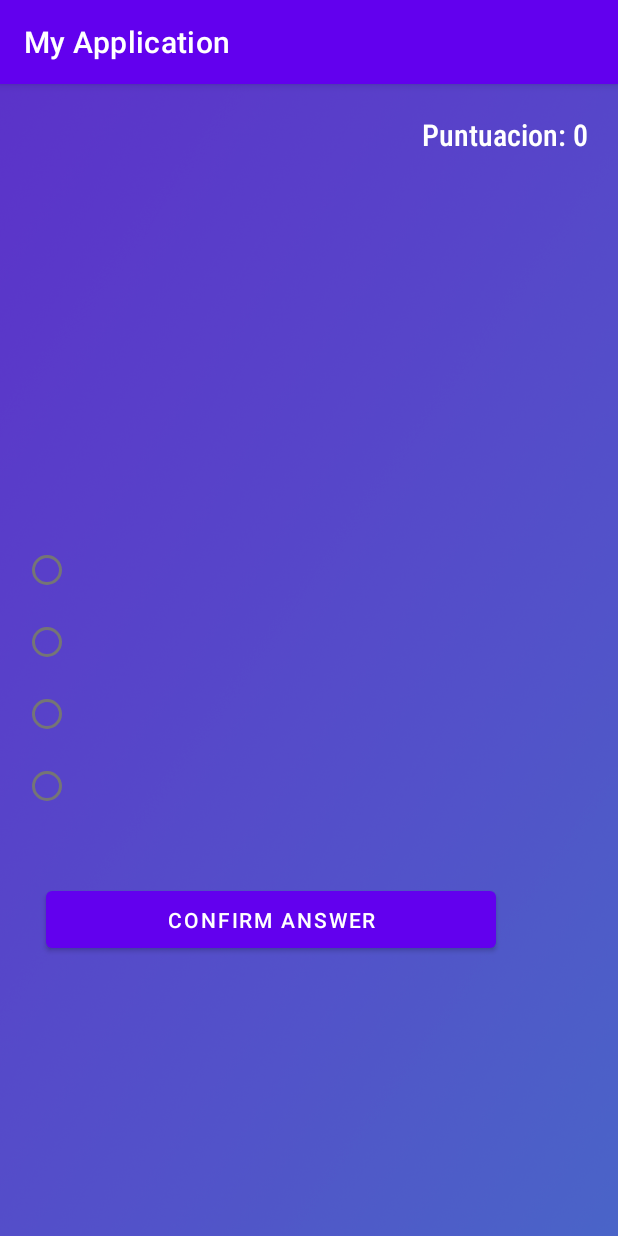
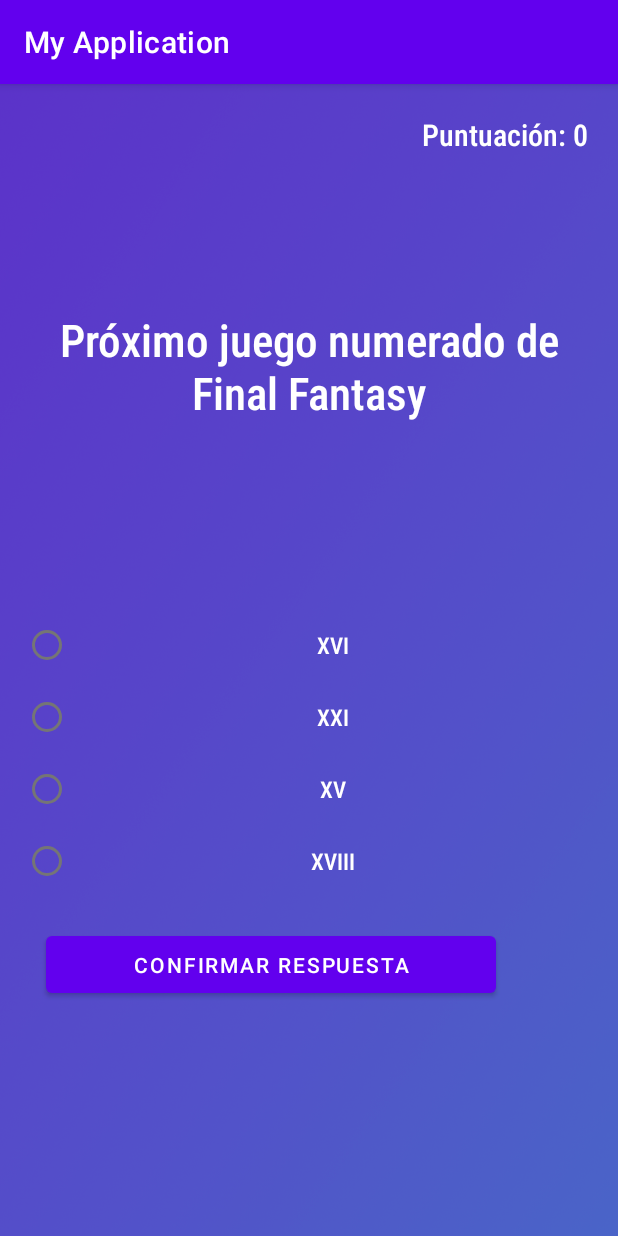
Before and after one commit to AlberVicky09/AplicacionesMoviles, an Android app: the MainActivity screen opened directly, with no data from a screen before it, on a phone screen of 412 x 824 dp. Run offline under Robolectric (Android 15) with nearby library versions, the phone set to English and light mode, and no system bars; 1 statement that could not run was skipped.

Commit message:
Practica 1: Version final
Preguntas añadidas y texto ordenado

```diff
--- a/app/src/main/java/com/example/myapplication/MainActivity.java
+++ b/app/src/main/java/com/example/myapplication/MainActivity.java
@@ -47,6 +47,7 @@ public class MainActivity extends AppCompatActivity {
     int num;
     int answered;
     int points;
+    final Handler handler = new Handler(Looper.getMainLooper());
 
     @Override
     protected void onCreate(Bundle savedInstanceState) {
@@ -58,21 +59,21 @@ public class MainActivity extends AppCompatActivity {
         name = bundle.getString("Nombre");
 
         //Fill questions
-        questAnsw[0][0] = "";        questAnsw[0][1] = "";        questAnsw[0][2] = "";        questAnsw[0][3] = "";        questAnsw[0][4] = "";
-        questAnsw[1][0] = "";        questAnsw[1][1] = "";        questAnsw[1][2] = "";        questAnsw[1][3] = "";        questAnsw[1][4] = "";
-        questAnsw[2][0] = "";        questAnsw[2][1] = "";        questAnsw[2][2] = "";        questAnsw[2][3] = "";        questAnsw[2][4] = "";
-        questAnsw[3][0] = "";        questAnsw[3][1] = "";        questAnsw[3][2] = "";        questAnsw[3][3] = "";        questAnsw[3][4] = "";
-        questAnsw[4][0] = "";        questAnsw[4][1] = "";        questAnsw[4][2] = "";        questAnsw[4][3] = "";        questAnsw[4][4] = "";
-        questAnsw[5][0] = "";        questAnsw[5][1] = "";        questAnsw[5][2] = "";        questAnsw[5][3] = "";        questAnsw[5][4] = "";
-        questAnsw[6][0] = "";        questAnsw[6][1] = "";        questAnsw[6][2] = "";        questAnsw[6][3] = "";        questAnsw[6][4] = "";
-        questAnsw[7][0] = "";        questAnsw[7][1] = "";        questAnsw[7][2] = "";        questAnsw[7][3] = "";        questAnsw[7][4] = "";
-        questAnsw[8][0] = "";        questAnsw[8][1] = "";        questAnsw[8][2] = "";        questAnsw[8][3] = "";        questAnsw[8][4] = "";
-        questAnsw[9][0] = "";        questAnsw[9][1] = "";        questAnsw[9][2] = "";        questAnsw[9][3] = "";        questAnsw[9][4] = "";
+        questAnsw[0][0] = "Próximo juego numerado de Final Fantasy";            questAnsw[0][1] = "XVI";                            questAnsw[0][2] = "XXI";                    questAnsw[0][3] = "XV";                         questAnsw[0][4] = "XVIII";
+        questAnsw[1][0] = "Franquicias unidas para crear Kingdom Hearts";       questAnsw[1][1] = "Final Fantasy y Dragon Quest";   questAnsw[1][2] = "Final Fantasy y Disney"; questAnsw[1][3] = "Final Fantasy y Dreamworks"; questAnsw[1][4] = "Final Fantasy y Children of Mana";
+        questAnsw[2][0] = "Origen de la infección en The Last Of Us";           questAnsw[2][1] = "Virus de la rabia";              questAnsw[2][2] = "Virus de laboratorio";   questAnsw[2][3] = "Hongo Cordyceps";            questAnsw[2][4] = "Brebaje Voodoo";
+        questAnsw[3][0] = "Dinosaurio más grande en Jurassic World Evolution";  questAnsw[3][1] = "Brachiosaurus";                  questAnsw[3][2] = "Mosasaurus";             questAnsw[3][3] = "Indominus Rex";              questAnsw[3][4] = "Dreadnoughtus";
+        questAnsw[4][0] = "Quién NO es una princesa";                           questAnsw[4][1] = "Pauline";                        questAnsw[4][2] = "Zelda";                  questAnsw[4][3] = "Daisy";                      questAnsw[4][4] = "Estela";
+        questAnsw[5][0] = "Cuál no ha sido desarrollado por Rocksteady";        questAnsw[5][1] = "Batman Arkham Knight";           questAnsw[5][2] = "Batman Arkham Origin";   questAnsw[5][3] = "Batman Arkham City";         questAnsw[5][4] = "Suicide Squad: Kill the Justice League";
+        questAnsw[6][0] = "Cuántos juegos componen la saga Infamous";           questAnsw[6][1] = "2";                              questAnsw[6][2] = "3";                      questAnsw[6][3] = "4";                          questAnsw[6][4] = "5";
+        questAnsw[7][0] = "Donde aparece esta bandera";                         questAnsw[7][1] = "Super Mario Bros";               questAnsw[7][2] = "Mario y Luigi";          questAnsw[7][3] = "Animal Crossing";            questAnsw[7][4] = "The Legend Of Zelda";
+        questAnsw[8][0] = "Juego al que pertenece este objeto";                 questAnsw[8][1] = "Jak & Daxter";                   questAnsw[8][2] = "Ratchet & Clank";        questAnsw[8][3] = "Crash Bandicoot";            questAnsw[8][4] = "Spyro";
+        questAnsw[9][0] = "Nombre del siguiente personaje";                     questAnsw[9][1] = "Estrellita";                     questAnsw[9][2] = "Destello";               questAnsw[9][3] = "Lucecita";                   questAnsw[9][4] = "Brillante";
 
 
         //Fill image questions
         questImgArray[0] = R.drawable.wind_waker_flag;
-        questImgArray[1] = R.drawable.mario_bros;
+        questImgArray[1] = R.drawable.precursor;
         questImgArray[2] = R.drawable.destello;
 
         //Fill correct questions
@@ -121,13 +122,14 @@ public class MainActivity extends AppCompatActivity {
                 num++;
                 //If not all questions are answered, update them
                 if(num < 10){
-                    UpdateQuestions(num);
+                    handler.postDelayed(() -> UpdateQuestions(num), 500);
+
                 }else {
                     //If all questions are answered, go to score
                     Intent punt = new Intent(MainActivity.this, Results.class);
                     punt.putExtra("Nombre", name);
                     punt.putExtra("Puntuacion", points);
-                    startActivity(punt);
+                    handler.postDelayed(() -> startActivity(punt), 500);
                 }
             }
         });
@@ -162,9 +164,6 @@ public class MainActivity extends AppCompatActivity {
 
     public void CheckAnswer(int num, int answered){
 
-        final Handler handler = new Handler(Looper.getMainLooper());
-        //corrTxt.setVisibility(View.VISIBLE);
-
         //Answered correctly
         if(answered == correctAns[num]){
 
@@ -183,22 +182,22 @@ public class MainActivity extends AppCompatActivity {
             switch(answered){
                 case 0:
                     ansBut1.setBackgroundColor(getResources().getColor(R.color.red));
-                    handler.postDelayed(() -> ansBut1.setBackgroundColor(getResources().getColor(R.color.white)), 1000);
+                    handler.postDelayed(() -> ansBut1.setBackgroundColor(getResources().getColor(R.color.transparent)), 500);
                 break;
 
                 case 1:
                     ansBut2.setBackgroundColor(getResources().getColor(R.color.red));
-                    handler.postDelayed(() -> ansBut2.setBackgroundColor(getResources().getColor(R.color.white)), 1000);
+                    handler.postDelayed(() -> ansBut2.setBackgroundColor(getResources().getColor(R.color.transparent)), 500);
                 break;
 
                 case 2:
                     ansBut3.setBackgroundColor(getResources().getColor(R.color.red));
-                    handler.postDelayed(() -> ansBut3.setBackgroundColor(getResources().getColor(R.color.white)), 1000);
+                    handler.postDelayed(() -> ansBut3.setBackgroundColor(getResources().getColor(R.color.transparent)), 500);
                 break;
 
                 case 3:
                     ansBut4.setBackgroundColor(getResources().getColor(R.color.red));
-                    handler.postDelayed(() -> ansBut4.setBackgroundColor(getResources().getColor(R.color.white)), 1000);
+                    handler.postDelayed(() -> ansBut4.setBackgroundColor(getResources().getColor(R.color.transparent)), 500);
                 break;
             }
         }
@@ -208,41 +207,41 @@ public class MainActivity extends AppCompatActivity {
             case 0:
                 ansBut1.setBackgroundColor(getResources().getColor(R.color.green));
                 handler.postDelayed(() -> {
-                    ansBut1.setBackgroundColor(getResources().getColor(R.color.white));
+                    ansBut1.setBackgroundColor(getResources().getColor(R.color.transparent));
                     //Hide texts
                     corrTxt.setVisibility(View.INVISIBLE);
                     wrngTxt.setVisibility(View.INVISIBLE);
-                }, 1000);
+                }, 500);
             break;
 
             case 1:
                 ansBut2.setBackgroundColor(getResources().getColor(R.color.green));
                 handler.postDelayed(() -> {
-                    ansBut2.setBackgroundColor(getResources().getColor(R.color.white));
+                    ansBut2.setBackgroundColor(getResources().getColor(R.color.transparent));
                     //Hide texts
                     corrTxt.setVisibility(View.INVISIBLE);
                     wrngTxt.setVisibility(View.INVISIBLE);
-                }, 1000);
+                }, 500);
             break;
 
             case 2:
                 ansBut3.setBackgroundColor(getResources().getColor(R.color.green));
                 handler.postDelayed(() -> {
-                    ansBut3.setBackgroundColor(getResources().getColor(R.color.white));
+                    ansBut3.setBackgroundColor(getResources().getColor(R.color.transparent));
                     //Hide texts
                     corrTxt.setVisibility(View.INVISIBLE);
                     wrngTxt.setVisibility(View.INVISIBLE);
-                }, 1000);
+                }, 500);
             break;
 
             case 3:
                 ansBut4.setBackgroundColor(getResources().getColor(R.color.green));
                 handler.postDelayed(() -> {
-                    ansBut4.setBackgroundColor(getResources().getColor(R.color.white));
+                    ansBut4.setBackgroundColor(getResources().getColor(R.color.transparent));
                     //Hide texts
                     corrTxt.setVisibility(View.INVISIBLE);
                     wrngTxt.setVisibility(View.INVISIBLE);
-                }, 1000);
+                }, 500);
             break;
         }
 
--- a/app/src/main/res/layout/activity_main.xml
+++ b/app/src/main/res/layout/activity_main.xml
@@ -18,7 +18,7 @@
         android:textColor="@color/white"
         android:fontFamily="sans-serif-condensed-medium"
         android:textAlignment="textEnd"
-        android:text="Puntuacion: 0"   />
+        android:text="Puntuación: 0"   />
 
 
     <TextView
@@ -39,7 +39,7 @@
         android:layout_height="fill_parent"
         android:orientation="vertical"
         android:paddingStart="15dp"
-        android:paddingTop="300dp"
+        android:paddingTop="350dp"
         android:paddingEnd="15dp">
 
         <RadioGroup
@@ -94,9 +94,9 @@
             android:layout_width="300dp"
             android:layout_height="50dp"
             android:layout_marginStart="15dp"
-            android:layout_marginTop="40dp"
+            android:layout_marginTop="20dp"
             android:textColor="@color/white"
-            android:text="Confirm Answer" />
+            android:text="Confirmar Respuesta" />
 
     </LinearLayout>
 
@@ -114,8 +114,8 @@
         android:layout_height="wrap_content"
         android:fontFamily="sans-serif-condensed-medium"
         android:textColor="@color/white"
-        android:paddingHorizontal="30dp"
-        android:paddingVertical="200dp"
+        android:paddingHorizontal="35dp"
+        android:paddingVertical="225dp"
         android:text="Text question"
         android:textAlignment="center"
         android:textSize="40sp" />
@@ -125,8 +125,8 @@
         android:layout_height="wrap_content"
         android:fontFamily="sans-serif-condensed-medium"
         android:paddingHorizontal="30dp"
-        android:paddingVertical="250dp"
-        android:text="CORRECT"
+        android:paddingVertical="290dp"
+        android:text="CORRECTO"
         android:textAlignment="center"
         android:textColor="@color/green"
         android:textSize="50sp"
@@ -138,8 +138,8 @@
         android:layout_height="wrap_content"
         android:fontFamily="sans-serif-condensed-medium"
         android:paddingHorizontal="30dp"
-        android:paddingVertical="250dp"
-        android:text="WRONG"
+        android:paddingVertical="290dp"
+        android:text="ERROR"
         android:textAlignment="center"
         android:textColor="@color/red"
         android:textSize="50sp"
--- a/app/src/main/res/values/colors.xml
+++ b/app/src/main/res/values/colors.xml
@@ -9,4 +9,5 @@
     <color name="white">#FFFFFFFF</color>
     <color name="green">#32FF00</color>
     <color name="red">#FF0000</color>
+    <color name="transparent">#0000</color>
 </resources>
```
Also changed, not shown: app/src/main/res/drawable/precursor.png (added).
